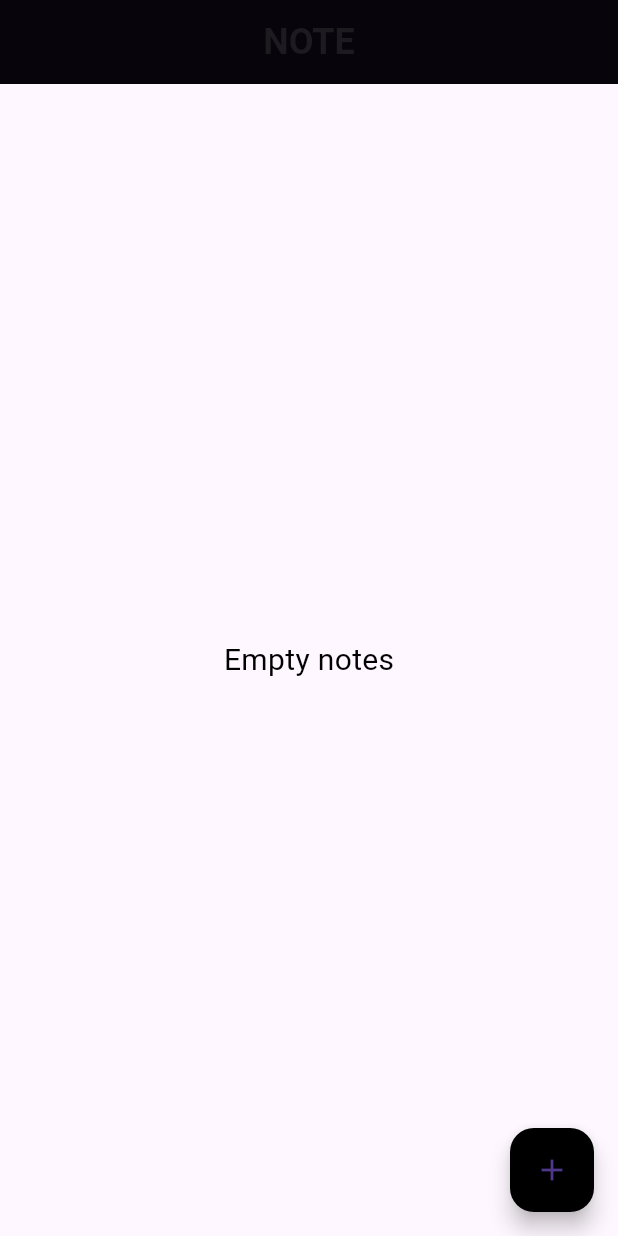
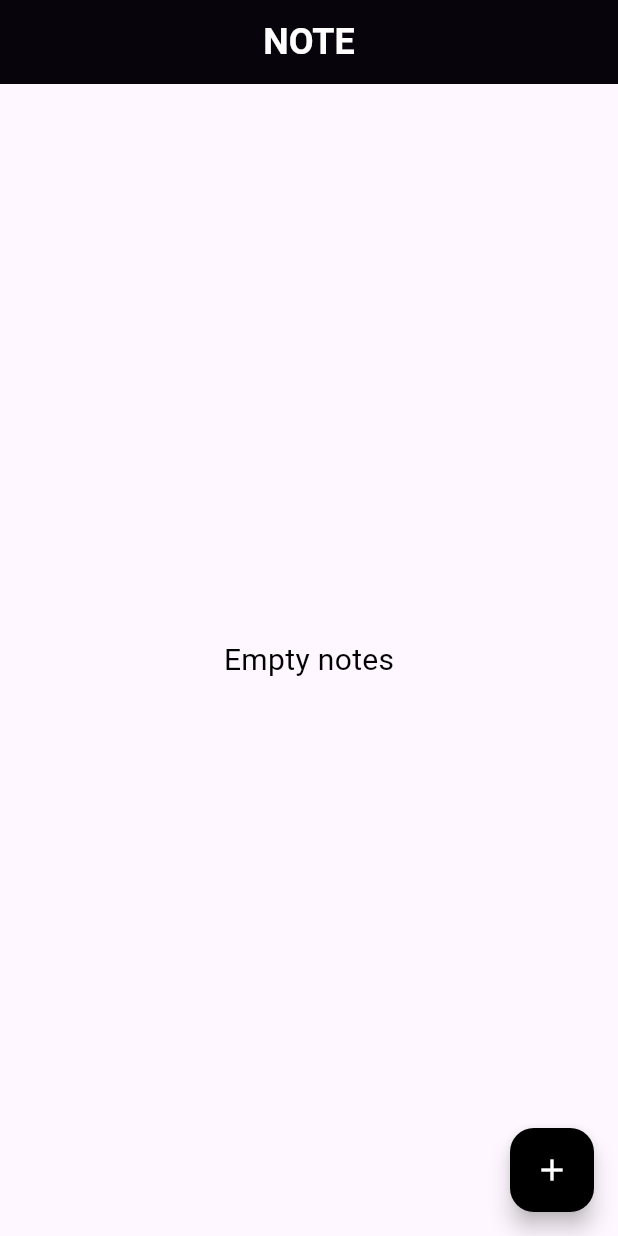
Before and after one commit to VYSHNAVKM/todo_app, a Flutter app: the screen it shows after launch, on a phone screen of 412 x 824 dp. Run offline on Flutter 3.47's test engine with Material 3 defaults, Android fonts, the phone set to English and light mode, and no system bars; our stand-ins replace hive, hive_flutter, lottie; accounts and stored records are empty.

```diff
--- a/lib/view/home_screen/home_screen.dart
+++ b/lib/view/home_screen/home_screen.dart
@@ -49,7 +49,8 @@ class _HomeScreenState extends State<HomeScreen> {
         centerTitle: true,
         title: Text(
           "NOTE",
-          style: TextStyle(fontSize: 24, fontWeight: FontWeight.bold),
+          style: TextStyle(
+              fontSize: 24, fontWeight: FontWeight.bold, color: Colors.white),
         ),
         backgroundColor: Colors.black,
       ),
@@ -61,7 +62,23 @@ class _HomeScreenState extends State<HomeScreen> {
                       fontSize: 20,
                       fontWeight: FontWeight.w400)),
             )
-          : ListView.builder(
+          : Column(
+              children: [
+                SizedBox(
+                  height: 10,
+                ),
+                Padding(
+                  padding: const EdgeInsets.all(10.0),
+                  child: SearchBar(
+                    leading: Icon(Icons.search),
+                    hintText: 'Search',
+                  ),
+                ),
+                SizedBox(
+                  height: 10,
+                ),
+                Expanded(
+                  child: ListView.builder(
                     itemCount: _notes.length,
                     itemBuilder: (context, index) {
                       final dateFormatter = DateFormat('dd-MM-yyyy');
@@ -83,13 +100,19 @@ class _HomeScreenState extends State<HomeScreen> {
                       );
                     },
                   ),
+                ),
+              ],
+            ),
       floatingActionButton: FloatingActionButton(
         backgroundColor: Colors.black,
         onPressed: () {
           existingNoteIndex = -1;
           _addOrEditNote(context);
         },
-        child: Icon(Icons.add),
+        child: Icon(
+          Icons.add,
+          color: Colors.white,
+        ),
       ),
     );
   }
```
Also changed, not shown: lib/view/card_full_screen/card_full_screen.dart (+6 -3 lines), lib/view/home_screen/widgets/mycard.dart (+51 -27 lines). Lines whose indentation alone changed are shown as unchanged.
